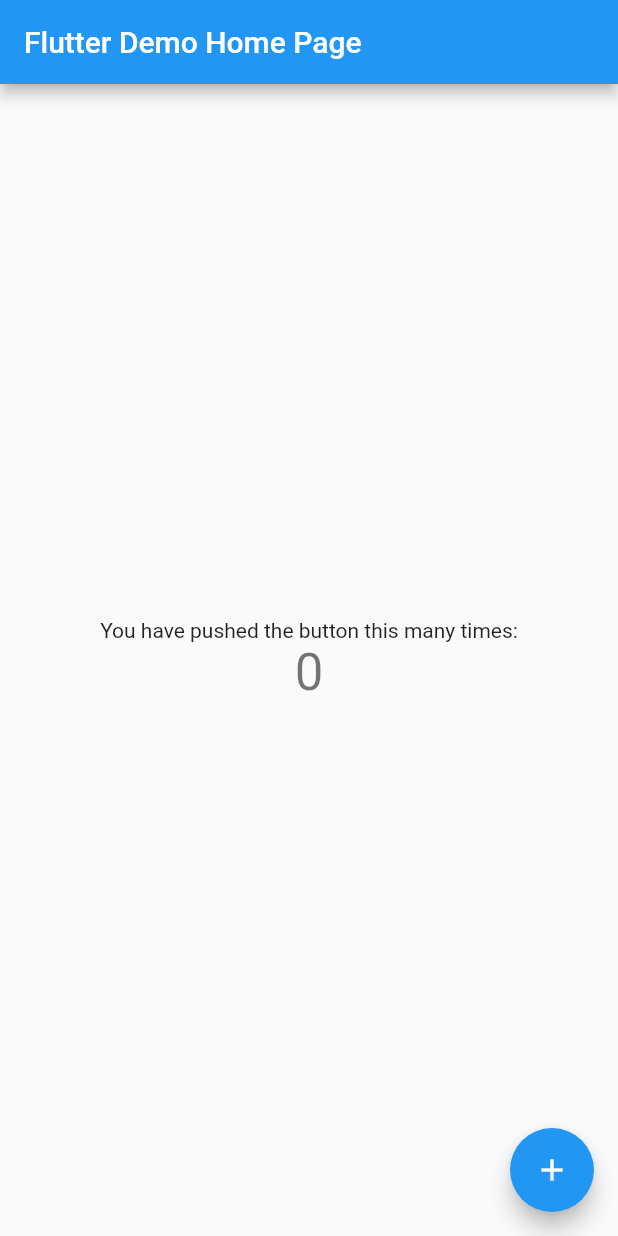
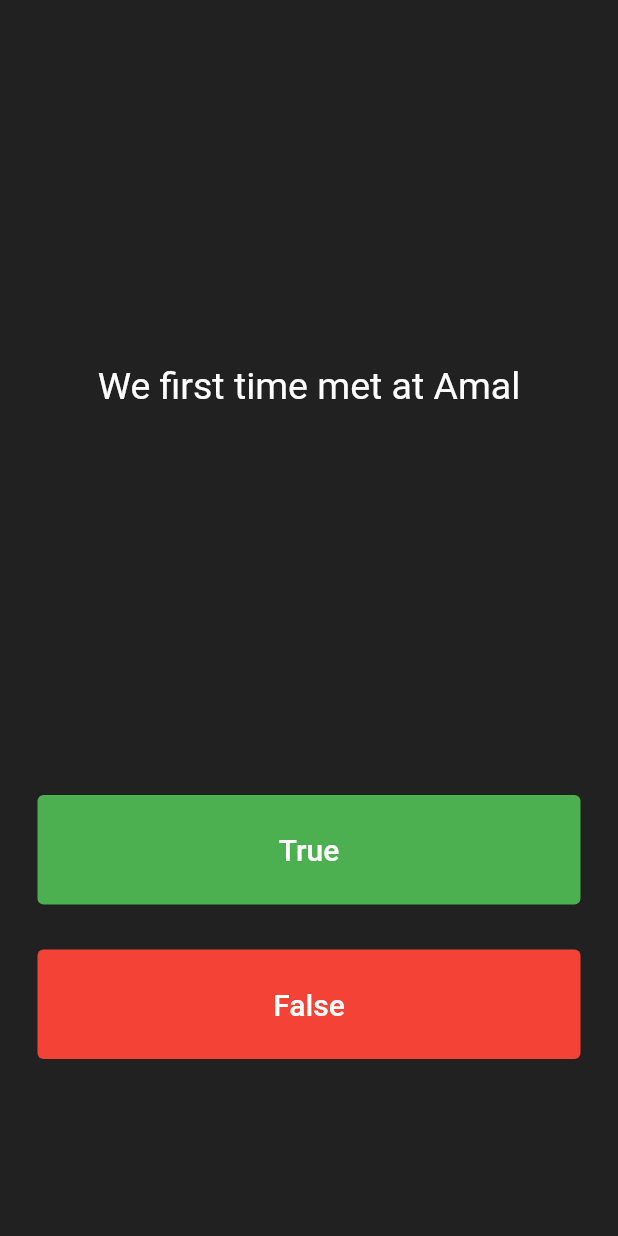
Before and after one commit to ammarfarooqi/quizzler, a Flutter app: the screen it shows after launch, on a phone screen of 412 x 824 dp. Run offline on Flutter 3.47's test engine with Material 2 defaults, Android fonts, the phone set to English and light mode, and no system bars; our stand-ins replace rflutter_alert.

Commit message:
implemented app

```diff
--- a/lib/main.dart
+++ b/lib/main.dart
@@ -1,113 +1,154 @@
 import 'package:flutter/material.dart';
+import 'package:rflutter_alert/rflutter_alert.dart';
+import 'package:quizzler/quiz_brain.dart';
 
-void main() {
-  runApp(MyApp());
-}
+void main() => runApp(Quizzler());
 
-class MyApp extends StatelessWidget {
-  // This widget is the root of your application.
+class Quizzler extends StatelessWidget {
   @override
   Widget build(BuildContext context) {
     return MaterialApp(
-      title: 'Flutter Demo',
-      theme: ThemeData(
-        // This is the theme of your application.
-        //
-        // Try running your application with "flutter run". You'll see the
-        // application has a blue toolbar. Then, without quitting the app, try
-        // changing the primarySwatch below to Colors.green and then invoke
-        // "hot reload" (press "r" in the console where you ran "flutter run",
-        // or simply save your changes to "hot reload" in a Flutter IDE).
-        // Notice that the counter didn't reset back to zero; the application
-        // is not restarted.
-        primarySwatch: Colors.blue,
+      home: Scaffold(
+        backgroundColor: Colors.grey.shade900,
+        body: SafeArea(
+          child: Padding(
+            padding: EdgeInsets.symmetric(horizontal: 10.0),
+            child: QuizPage(),
+          ),
+        ),
       ),
-      home: MyHomePage(title: 'Flutter Demo Home Page'),
     );
   }
 }
 
-class MyHomePage extends StatefulWidget {
-  MyHomePage({Key key, this.title}) : super(key: key);
-
-  // This widget is the home page of your application. It is stateful, meaning
-  // that it has a State object (defined below) that contains fields that affect
-  // how it looks.
-
-  // This class is the configuration for the state. It holds the values (in this
-  // case the title) provided by the parent (in this case the App widget) and
-  // used by the build method of the State. Fields in a Widget subclass are
-  // always marked "final".
-
-  final String title;
-
+class QuizPage extends StatefulWidget {
   @override
-  _MyHomePageState createState() => _MyHomePageState();
+  _QuizPageState createState() => _QuizPageState();
 }
 
-class _MyHomePageState extends State<MyHomePage> {
-  int _counter = 0;
+class _QuizPageState extends State<QuizPage> {
+  List<Icon> score = [];
+  int scoreCounter = 0;
+  QuizBrain _quizBrain = QuizBrain();
+  void answerCheck(bool selectedAnswer) {
+    if (_quizBrain.getQuestionAnswer() == selectedAnswer) {
+      score.add(Icon(Icons.check, color: Colors.green));
+      scoreCounter++;
+    } else {
+      score.add(Icon(Icons.close, color: Colors.red));
+    }
 
-  void _incrementCounter() {
-    setState(() {
-      // This call to setState tells the Flutter framework that something has
-      // changed in this State, which causes it to rerun the build method below
-      // so that the display can reflect the updated values. If we changed
-      // _counter without calling setState(), then the build method would not be
-      // called again, and so nothing would appear to happen.
-      _counter++;
-    });
+    if (_quizBrain.finished() == true) {
+      print("object");
+      setState(() {
+        Alert(
+          context: context,
+          type: AlertType.success,
+          title: "Quiz Finished",
+          desc: "Your score is: $scoreCounter",
+          buttons: [
+            DialogButton(
+              child: Text(
+                "Play Again",
+                style: TextStyle(color: Colors.white, fontSize: 20),
+              ),
+              onPressed: () => Navigator.pop(context),
+              width: 120,
+            )
+          ],
+        ).show();
+
+        _quizBrain.reset();
+        score = [];
+        scoreCounter = 0;
+      });
+    }
   }
 
   @override
   Widget build(BuildContext context) {
-    // This method is rerun every time setState is called, for instance as done
-    // by the _incrementCounter method above.
-    //
-    // The Flutter framework has been optimized to make rerunning build methods
-    // fast, so that you can just rebuild anything that needs updating rather
-    // than having to individually change instances of widgets.
-    return Scaffold(
-      appBar: AppBar(
-        // Here we take the value from the MyHomePage object that was created by
-        // the App.build method, and use it to set our appbar title.
-        title: Text(widget.title),
-      ),
-      body: Center(
-        // Center is a layout widget. It takes a single child and positions it
-        // in the middle of the parent.
-        child: Column(
-          // Column is also a layout widget. It takes a list of children and
-          // arranges them vertically. By default, it sizes itself to fit its
-          // children horizontally, and tries to be as tall as its parent.
-          //
-          // Invoke "debug painting" (press "p" in the console, choose the
-          // "Toggle Debug Paint" action from the Flutter Inspector in Android
-          // Studio, or the "Toggle Debug Paint" command in Visual Studio Code)
-          // to see the wireframe for each widget.
-          //
-          // Column has various properties to control how it sizes itself and
-          // how it positions its children. Here we use mainAxisAlignment to
-          // center the children vertically; the main axis here is the vertical
-          // axis because Columns are vertical (the cross axis would be
-          // horizontal).
-          mainAxisAlignment: MainAxisAlignment.center,
-          children: <Widget>[
-            Text(
-              'You have pushed the button this many times:',
+    return Column(
+      mainAxisAlignment: MainAxisAlignment.spaceBetween,
+      crossAxisAlignment: CrossAxisAlignment.stretch,
+      children: <Widget>[
+        Expanded(
+          flex: 5,
+          child: Padding(
+            padding: EdgeInsets.all(10.0),
+            child: Center(
+              child: Text(
+                _quizBrain.getQuestionText(),
+                textAlign: TextAlign.center,
+                style: TextStyle(
+                  fontSize: 25.0,
+                  color: Colors.white,
+                ),
+              ),
             ),
-            Text(
-              '$_counter',
-              style: Theme.of(context).textTheme.headline4,
+          ),
+        ),
+        Expanded(
+          child: Padding(
+            padding: EdgeInsets.all(15.0),
+            child: TextButton(
+              style: ButtonStyle(
+                  backgroundColor: MaterialStateProperty.resolveWith(
+                      (states) => Colors.green)),
+              child: Text(
+                'True',
+                style: TextStyle(
+                  fontSize: 20.0,
+                  color: Colors.white,
+                ),
+              ),
+              onPressed: () {
+                answerCheck(true);
+
+                setState(() {
+                  _quizBrain.nextQuestion();
+                });
+
+                //The user picked false.
+              },
             ),
-          ],
+          ),
         ),
-      ),
-      floatingActionButton: FloatingActionButton(
-        onPressed: _incrementCounter,
-        tooltip: 'Increment',
-        child: Icon(Icons.add),
-      ), // This trailing comma makes auto-formatting nicer for build methods.
+        Expanded(
+          child: Padding(
+            padding: EdgeInsets.all(15.0),
+            child: TextButton(
+              style: ButtonStyle(
+                  backgroundColor: MaterialStateProperty.resolveWith(
+                      (states) => Colors.red)),
+              child: Text(
+                'False',
+                style: TextStyle(
+                  fontSize: 20.0,
+                  color: Colors.white,
+                ),
+              ),
+              onPressed: () {
+                answerCheck(false);
+                setState(() {
+                  _quizBrain.nextQuestion();
+                });
+                //The user picked false.
+              },
+            ),
+          ),
+        ),
+        Expanded(
+          child: Row(
+            children: score,
+          ),
+        )
+      ],
     );
   }
 }
+
+/*
+question1: 'You can lead a cow down stairs but not up stairs.', false,
+question2: 'Approximately one quarter of human bones are in the feet.', true,
+question3: 'A slug\'s blood is green.', true,
+*/
--- /dev/null
+++ b/lib/questions.dart
@@ -0,0 +1,9 @@
+class Question {
+  String questionText;
+  bool questionAnswer;
+
+  Question(String question, bool answer) {
+    questionText = question;
+    questionAnswer = answer;
+  }
+}
--- /dev/null
+++ b/lib/quiz_brain.dart
@@ -0,0 +1,36 @@
+import 'package:quizzler/questions.dart';
+
+class QuizBrain {
+  int _questionNumber = 0;
+  List<Question> _questions = [
+    Question('We first time met at Amal', true),
+    Question(
+        'Our first time noticing each other was when I asked for bottle of water.',
+        false),
+    Question('We were nice with each other from the start.', true),
+    Question('We had a ferris wheel ride at Gulshan Park.', false),
+    Question('You were first introduced to Hasnain. ', true),
+    Question('We had pasta when we met last time.', true),
+    Question('We first time met akele at Cafe Reload', true),
+    Question('The day was Sunday', false),
+    Question('We have been to packages mall together', false),
+    Question('you bought me an ice crean when we went to Gulshan Park', false),
+    Question(
+        'You complemented my pull over hoodie when we first met at cafe Reload',
+        true),
+    Question('You the best! We the best!', true),
+  ];
+
+  void nextQuestion() {
+    if (_questionNumber < _questions.length - 1) {
+      _questionNumber++;
+    }
+  }
+
+  bool finished() => _questionNumber == _questions.length - 1 ? true : false;
+  void reset() => _questionNumber = 0;
+
+  Question getQuestion() => this._questions[_questionNumber];
+  String getQuestionText() => this._questions[_questionNumber].questionText;
+  bool getQuestionAnswer() => this._questions[_questionNumber].questionAnswer;
+}
--- /dev/null
+++ b/lib/scientific_questions.dart
@@ -0,0 +1,10 @@
+import 'package:quizzler/questions.dart';
+
+class ScientificQuestion extends Question {
+  String scientificNotation;
+
+  ScientificQuestion(String question, bool answer, String scientificNotation)
+      : super(question, answer) {
+    this.scientificNotation = scientificNotation;
+  }
+}
--- a/pubspec.yaml
+++ b/pubspec.yaml
@@ -28,6 +28,7 @@ dependencies:
   # The following adds the Cupertino Icons font to your application.
   # Use with the CupertinoIcons class for iOS style icons.
   cupertino_icons: ^1.0.2
+  rflutter_alert: ^2.0.2
 
 dev_dependencies:
   flutter_test:
```
Also changed, not shown: pubspec.lock, 1 other file.
